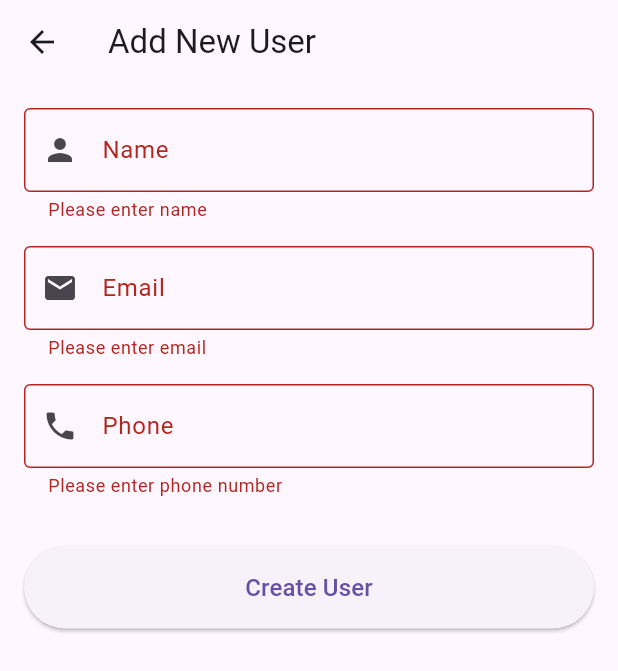
After one commit to dhrruvchotai/BCA_Flutter_Lab_Solution, a Flutter app: the AddUserScreen screen opened directly, after a tap on "Create User", on a phone screen of 412 x 824 dp. The commit adds this screen. Shown: the top 671 px of the screen. Run offline on Flutter 3.47's test engine with Material 3 defaults, Android fonts, the phone set to English and light mode, and no system bars; our stand-ins replace cached_network_image, sqflite; accounts and stored records are empty; network calls fail.

Commit message:
Updated till lab-26

```diff
--- a/lib/Lab-24/Lab_24_A_2.dart
+++ b/lib/Lab-24/Lab_24_A_2.dart
@@ -1,7 +1,5 @@
 import 'package:flutter/material.dart';
 import 'package:http/http.dart' as http;
-
-void main() => runApp(MaterialApp(home: UserFormAPI()));
 
 class UserFormAPI extends StatefulWidget {
   @override
@@ -18,7 +16,7 @@ class _UserFormAPIState extends State<UserFormAPI> {
 
   Future<void> submitData() async {
     if (_formKey.currentState!.validate()) {
-      final url = Uri.parse('https://6673d5f375872d0e0a93e612.mockapi.io/me/Dhruv/Matrimony');
+      final url = Uri.parse('https://6673d5f375872d0e0a93e612.mockapi.io/me/Dhruv/Users');
 
       final response = await http.post(
         url,
--- /dev/null
+++ b/lib/Lab-25/Lab_25_A_1.dart
@@ -0,0 +1,373 @@
+import 'package:flutter/material.dart';
+import 'package:http/http.dart' as http;
+import 'dart:convert';
+
+// Model class for User
+class User {
+  final String? id;
+  final String name;
+  final String email;
+  final String phone;
+
+  User({this.id, required this.name, required this.email, required this.phone});
+
+  factory User.fromJson(Map<String, dynamic> json) {
+    return User(
+      id: json['id'],
+      name: json['name'] ?? '',
+      email: json['email'] ?? '',
+      phone: json['phone'] ?? '',
+    );
+  }
+
+  Map<String, dynamic> toJson() {
+    return {
+      'name': name,
+      'email': email,
+      'phone': phone,
+    };
+  }
+}
+
+// API Service class
+class ApiService {
+  static const String baseUrl = 'https://6673d5f375872d0e0a93e612.mockapi.io/me/Dhruv/Users';
+
+  // Get all users
+  static Future<List<User>> getUsers() async {
+    final response = await http.get(Uri.parse(baseUrl));
+
+    if (response.statusCode == 200) {
+      List<dynamic> jsonData = json.decode(response.body);
+      print('Raw data: $jsonData');
+      List<User> users = jsonData.map((user) => User.fromJson(user)).toList();
+      for (var u in users) {
+        print('User: ${u.name}, ${u.email}, ${u.phone}');
+      }
+      return users;
+    } else {
+      throw Exception('Failed to load users');
+    }
+  }
+
+
+  // Insert new user
+  static Future<User> createUser(User user) async {
+    final response = await http.post(
+      Uri.parse('$baseUrl'),
+      headers: {'Content-Type': 'application/json'},
+      body: json.encode(user.toJson()),
+    );
+
+    if (response.statusCode == 201) {
+      Map<String, dynamic> jsonData = json.decode(response.body);
+      return User.fromJson(jsonData);
+    } else {
+      throw Exception('Failed to create user');
+    }
+  }
+}
+
+// User List Screen
+class UserListScreen extends StatefulWidget {
+  @override
+  _UserListScreenState createState() => _UserListScreenState();
+}
+
+class _UserListScreenState extends State<UserListScreen> {
+  List<User> users = [];
+  bool isLoading = true;
+
+  @override
+  void initState() {
+    super.initState();
+    loadUsers();
+  }
+
+  Future<void> loadUsers() async {
+    try {
+      setState(() {
+        isLoading = true;
+      });
+
+      List<User> fetchedUsers = await ApiService.getUsers();
+
+      setState(() {
+        users = fetchedUsers;
+        isLoading = false;
+      });
+    } catch (e) {
+      setState(() {
+        isLoading = false;
+      });
+      _showErrorDialog('Error loading users: $e');
+    }
+  }
+
+  void _showErrorDialog(String message) {
+    showDialog(
+      context: context,
+      builder: (context) => AlertDialog(
+        title: Text('Error'),
+        content: Text(message),
+        actions: [
+          TextButton(
+            onPressed: () => Navigator.pop(context),
+            child: Text('OK'),
+          ),
+        ],
+      ),
+    );
+  }
+
+  @override
+  Widget build(BuildContext context) {
+    return Scaffold(
+      appBar: AppBar(
+        title: Text('Users List'),
+        actions: [
+          IconButton(
+            icon: Icon(Icons.refresh),
+            onPressed: loadUsers,
+          ),
+        ],
+      ),
+      body: isLoading
+          ? Center(child: CircularProgressIndicator())
+          : users.isEmpty
+          ? Center(child: Text('No users found'))
+          : ListView.builder(
+        itemCount: users.length,
+        itemBuilder: (context, index) {
+          User user = users[index];
+          return Card(
+            margin: EdgeInsets.all(8.0),
+            child: ListTile(
+              leading: CircleAvatar(
+                child: Text(user.name[0].toUpperCase()),
+              ),
+              title: Text(user.name),
+              subtitle: Column(
+                crossAxisAlignment: CrossAxisAlignment.start,
+                children: [
+                  Text('Email: ${user.email}'),
+                  Text('Phone: ${user.phone}'),
+                ],
+              ),
+              isThreeLine: true,
+            ),
+          );
+        },
+      ),
+      floatingActionButton: FloatingActionButton(
+        onPressed: () async {
+          final result = await Navigator.push(
+            context,
+            MaterialPageRoute(builder: (context) => AddUserScreen()),
+          );
+
+          if (result == true) {
+            loadUsers(); // Refresh the list
+          }
+        },
+        child: Icon(Icons.add),
+        tooltip: 'Add User',
+      ),
+    );
+  }
+}
+
+// Add User Screen
+class AddUserScreen extends StatefulWidget {
+  @override
+  _AddUserScreenState createState() => _AddUserScreenState();
+}
+
+class _AddUserScreenState extends State<AddUserScreen> {
+  final _formKey = GlobalKey<FormState>();
+  final _nameController = TextEditingController();
+  final _emailController = TextEditingController();
+  final _phoneController = TextEditingController();
+
+  bool isSubmitting = false;
+
+  @override
+  void dispose() {
+    _nameController.dispose();
+    _emailController.dispose();
+    _phoneController.dispose();
+    super.dispose();
+  }
+
+  Future<void> _submitForm() async {
+    if (!_formKey.currentState!.validate()) return;
+
+    setState(() {
+      isSubmitting = true;
+    });
+
+    // Show progress dialog
+    showDialog(
+      context: context,
+      barrierDismissible: false,
+      builder: (context) => AlertDialog(
+        content: Row(
+          children: [
+            CircularProgressIndicator(),
+            SizedBox(width: 20),
+            Text('Creating user...'),
+          ],
+        ),
+      ),
+    );
+
+    try {
+      User newUser = User(
+        name: _nameController.text,
+        email: _emailController.text,
+        phone: _phoneController.text,
+      );
+
+      // Simulate network delay
+      await Future.delayed(Duration(seconds: 2));
+
+      User createdUser = await ApiService.createUser(newUser);
+
+      // Close progress dialog
+      Navigator.pop(context);
+
+      // Show success dialog
+      showDialog(
+        context: context,
+        builder: (context) => AlertDialog(
+          title: Text('Success'),
+          content: Column(
+            mainAxisSize: MainAxisSize.min,
+            crossAxisAlignment: CrossAxisAlignment.start,
+            children: [
+              Text('User created successfully!'),
+              SizedBox(height: 10),
+              Text('Name: ${createdUser.name}'),
+              Text('Email: ${createdUser.email}'),
+              Text('Phone: ${createdUser.phone}'),
+              if (createdUser.id != null) Text('ID: ${createdUser.id}'),
+            ],
+          ),
+          actions: [
+            TextButton(
+              onPressed: () {
+                Navigator.pop(context); // Close dialog
+                Navigator.pop(context, true); // Go back with success result
+              },
+              child: Text('OK'),
+            ),
+          ],
+        ),
+      );
+
+    } catch (e) {
+      // Close progress dialog
+      Navigator.pop(context);
+
+      // Show error dialog
+      showDialog(
+        context: context,
+        builder: (context) => AlertDialog(
+          title: Text('Error'),
+          content: Text('Failed to create user: $e'),
+          actions: [
+            TextButton(
+              onPressed: () => Navigator.pop(context),
+              child: Text('OK'),
+            ),
+          ],
+        ),
+      );
+    } finally {
+      setState(() {
+        isSubmitting = false;
+      });
+    }
+  }
+
+  @override
+  Widget build(BuildContext context) {
+    return Scaffold(
+      appBar: AppBar(
+        title: Text('Add New User'),
+      ),
+      body: Padding(
+        padding: EdgeInsets.all(16.0),
+        child: Form(
+          key: _formKey,
+          child: Column(
+            children: [
+              TextFormField(
+                controller: _nameController,
+                decoration: InputDecoration(
+                  labelText: 'Name',
+                  border: OutlineInputBorder(),
+                  prefixIcon: Icon(Icons.person),
+                ),
+                validator: (value) {
+                  if (value == null || value.isEmpty) {
+                    return 'Please enter name';
+                  }
+                  return null;
+                },
+              ),
+              SizedBox(height: 16),
+              TextFormField(
+                controller: _emailController,
+                decoration: InputDecoration(
+                  labelText: 'Email',
+                  border: OutlineInputBorder(),
+                  prefixIcon: Icon(Icons.email),
+                ),
+                keyboardType: TextInputType.emailAddress,
+                validator: (value) {
+                  if (value == null || value.isEmpty) {
+                    return 'Please enter email';
+                  }
+                  if (!value.contains('@')) {
+                    return 'Please enter valid email';
+                  }
+                  return null;
+                },
+              ),
+              SizedBox(height: 16),
+              TextFormField(
+                controller: _phoneController,
+                decoration: InputDecoration(
+                  labelText: 'Phone',
+                  border: OutlineInputBorder(),
+                  prefixIcon: Icon(Icons.phone),
+                ),
+                keyboardType: TextInputType.phone,
+                validator: (value) {
+                  if (value == null || value.isEmpty) {
+                    return 'Please enter phone number';
+                  }
+                  return null;
+                },
+              ),
+              SizedBox(height: 32),
+              ElevatedButton(
+                onPressed: isSubmitting ? null : _submitForm,
+                child: Container(
+                  width: double.infinity,
+                  padding: EdgeInsets.symmetric(vertical: 16),
+                  child: Text(
+                    'Create User',
+                    textAlign: TextAlign.center,
+                    style: TextStyle(fontSize: 16),
+                  ),
+                ),
+              ),
+            ],
+          ),
+        ),
+      ),
+    );
+  }
+}
--- /dev/null
+++ b/lib/Lab-26/Lab_26_A_1.dart
@@ -0,0 +1,170 @@
+import 'package:flutter/material.dart';
+import 'package:http/http.dart' as http;
+import 'dart:convert';
+
+// Model
+class User {
+  final String id;
+  final String name;
+  User({required this.id, required this.name});
+
+  factory User.fromJson(Map<String, dynamic> json) {
+    return User(id: json['id'], name: json['name']);
+  }
+
+  Map<String, dynamic> toJson() => {'name': name};
+}
+
+// Main Screen: List of Users
+class UserListScreenEditDelete extends StatefulWidget {
+  @override
+  _UserListScreenEditDeleteState createState() => _UserListScreenEditDeleteState();
+}
+
+class _UserListScreenEditDeleteState extends State<UserListScreenEditDelete> {
+  List<User> users = [];
+
+  @override
+  void initState() {
+    super.initState();
+    fetchUsers();
+  }
+
+  Future<void> fetchUsers() async {
+    final res = await http.get(Uri.parse('https://6673d5f375872d0e0a93e612.mockapi.io/me/Dhruv/Users'));
+    if (res.statusCode == 200) {
+      final List data = json.decode(res.body);
+      setState(() {
+        users = data.map((e) => User.fromJson(e)).toList();
+      });
+    }
+  }
+
+  Future<void> deleteUser(String id) async {
+    bool confirm = await showDialog(
+      context: context,
+      builder: (_) => AlertDialog(
+        title: Text("Delete User"),
+        content: Text("Are you sure you want to delete this user?"),
+        actions: [
+          TextButton(onPressed: () => Navigator.pop(context, false), child: Text("Cancel")),
+          TextButton(onPressed: () => Navigator.pop(context, true), child: Text("Delete")),
+        ],
+      ),
+    );
+
+    if (confirm) {
+      await http.delete(Uri.parse('https://6673d5f375872d0e0a93e612.mockapi.io/me/Dhruv/Users/$id'));
+      fetchUsers(); // Refresh after delete
+    }
+  }
+
+  Future<void> openForm({User? user}) async {
+    bool? changed = await Navigator.push(
+      context,
+      MaterialPageRoute(builder: (_) => UserForm(user: user)),
+    );
+    if (changed == true) fetchUsers(); // Refresh after add/edit
+  }
+
+  @override
+  Widget build(BuildContext context) {
+    return Scaffold(
+      appBar: AppBar(title: Text("User List")),
+      body: users.isEmpty
+          ? Center(child: CircularProgressIndicator())
+          : ListView.builder(
+        itemCount: users.length,
+        itemBuilder: (_, i) {
+          final user = users[i];
+          return ListTile(
+            title: Text(user.name),
+            trailing: Row(
+              mainAxisSize: MainAxisSize.min,
+              children: [
+                IconButton(icon: Icon(Icons.edit), onPressed: () => openForm(user: user)),
+                IconButton(icon: Icon(Icons.delete), onPressed: () => deleteUser(user.id)),
+              ],
+            ),
+          );
+        },
+      ),
+      floatingActionButton: FloatingActionButton(
+        onPressed: () => openForm(),
+        child: Icon(Icons.add),
+      ),
+    );
+  }
+}
+
+// Add/Edit Form
+class UserForm extends StatefulWidget {
+  final User? user;
+  UserForm({this.user});
+
+  @override
+  _UserFormState createState() => _UserFormState();
+}
+
+class _UserFormState extends State<UserForm> {
+  final _formKey = GlobalKey<FormState>();
+  final _nameController = TextEditingController();
+
+  bool get isEdit => widget.user != null;
+
+  @override
+  void initState() {
+    super.initState();
+    if (isEdit) {
+      _nameController.text = widget.user!.name;
+    }
+  }
+
+  Future<void> saveUser() async {
+    if (_formKey.currentState!.validate()) {
+      final name = _nameController.text;
+      final userMap = {'name': name};
+
+      final url = isEdit
+          ? 'https://6673d5f375872d0e0a93e612.mockapi.io/me/Dhruv/Users/${widget.user!.id}'
+          : 'https://6673d5f375872d0e0a93e612.mockapi.io/me/Dhruv/Users';
+
+      final method = isEdit ? http.put : http.post;
+
+      await method(
+        Uri.parse(url),
+        headers: {'Content-Type': 'application/json'},
+        body: json.encode(userMap),
+      );
+
+      Navigator.pop(context, true);
+    }
+  }
+
+  @override
+  Widget build(BuildContext context) {
+    return Scaffold(
+      appBar: AppBar(title: Text(isEdit ? "Edit User" : "Add User")),
+      body: Padding(
+        padding: const EdgeInsets.all(16),
+        child: Form(
+          key: _formKey,
+          child: Column(
+            children: [
+              TextFormField(
+                controller: _nameController,
+                decoration: InputDecoration(labelText: "Name"),
+                validator: (val) => val == null || val.isEmpty ? "Name is required" : null,
+              ),
+              SizedBox(height: 20),
+              ElevatedButton(
+                onPressed: saveUser,
+                child: Text(isEdit ? "Update" : "Add"),
+              ),
+            ],
+          ),
+        ),
+      ),
+    );
+  }
+}
--- a/lib/main.dart
+++ b/lib/main.dart
@@ -1,5 +1,8 @@
+import 'package:bca_flutter_lab_solution/Lab-23/Lab_23_A_2.dart';
 import 'package:bca_flutter_lab_solution/Lab-24/Lab_24_A_2.dart';
 import 'package:bca_flutter_lab_solution/Lab-24/Lab_24_C_1.dart';
+import 'package:bca_flutter_lab_solution/Lab-25/Lab_25_A_1.dart';
+import 'package:bca_flutter_lab_solution/Lab-26/Lab_26_A_1.dart';
 import 'package:flutter/material.dart';
 import 'Lab-10/birthday_card.dart';
 
@@ -13,7 +16,7 @@ void main() async{
   runApp(
     MaterialApp(
       debugShowCheckedModeBanner: false,
-      home:ItemListScreen(),
+      home:UserListScreenEditDelete(),
 
       //User in Lab-10 Navigation Demo
       // initialRoute: "/",
```
Also changed, not shown: lib/Lab-24/Lab_24_C_1.dart (+7 -3 lines).
